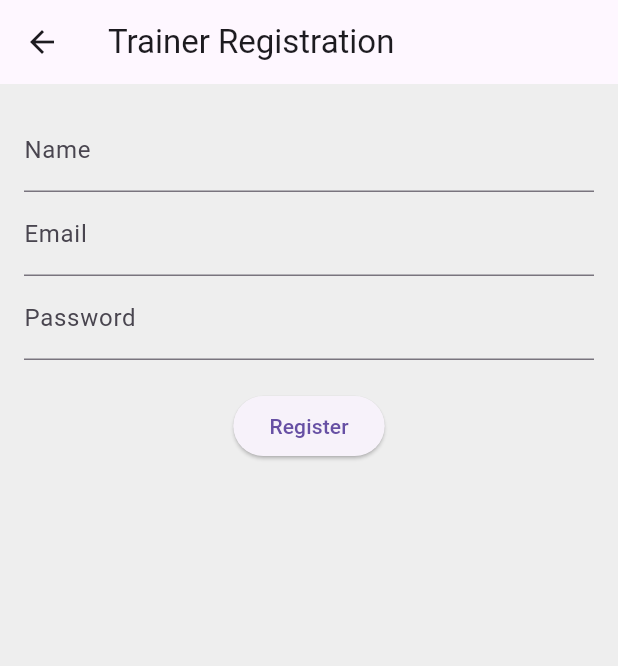
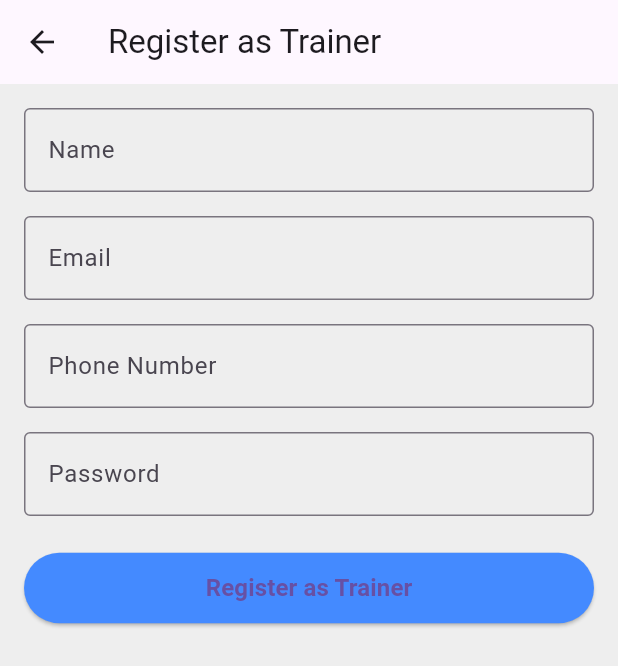
Before and after one commit to shifaaKh28/BodyAndMind, a Flutter app: the TrainerRegisterScreen screen opened directly, on a phone screen of 412 x 824 dp. Shown: the top 666 px of the screen. Run offline on Flutter 3.47's test engine with Material 3 defaults, Android fonts, the phone set to English and light mode, and no system bars; our stand-ins replace cloud_firestore, firebase_auth, firebase_core; accounts and stored records are empty; statements that could not run were skipped.

Commit message:
Update register.dart

```diff
--- a/lib/screens/trainer/register.dart
+++ b/lib/screens/trainer/register.dart
@@ -12,6 +12,7 @@ class _TrainerRegisterScreenState extends State<TrainerRegisterScreen> {
   final _formKey = GlobalKey<FormState>();
   final TextEditingController _nameController = TextEditingController();
   final TextEditingController _emailController = TextEditingController();
+  final TextEditingController _phoneController = TextEditingController(); // Added Phone Controller
   final TextEditingController _passwordController = TextEditingController();
   bool _isLoading = false;
 
@@ -34,6 +35,7 @@ class _TrainerRegisterScreenState extends State<TrainerRegisterScreen> {
       await FirebaseFirestore.instance.collection('trainers').doc(userCredential.user!.uid).set({
         'email': _emailController.text.trim(),
         'name': _nameController.text.trim(),
+        'phone': _phoneController.text.trim(), // Save phone number
         'role': 'trainer',
       });
 
@@ -81,54 +83,106 @@ class _TrainerRegisterScreenState extends State<TrainerRegisterScreen> {
     }
   }
 
-
   @override
   Widget build(BuildContext context) {
     return Scaffold(
       appBar: AppBar(
-        title: Text('Trainer Registration'),
+        title: Text('Register as Trainer'),
       ),
-      body: _isLoading
-          ? Center(child: CircularProgressIndicator())
-          : Padding(
+      body: Padding(
         padding: const EdgeInsets.all(16.0),
         child: Form(
           key: _formKey,
-          child: SingleChildScrollView(
           child: Column(
+            crossAxisAlignment: CrossAxisAlignment.stretch,
             children: [
+              // Name Field
               TextFormField(
                 controller: _nameController,
-                  decoration: InputDecoration(labelText: 'Name'),
+                decoration: InputDecoration(
+                  labelText: 'Name',
+                  border: OutlineInputBorder(),
+                ),
                 validator: (value) {
-                    return value!.isEmpty ? 'Please enter your name' : null;
+                  if (value == null || value.isEmpty) {
+                    return 'Please enter your name';
+                  }
+                  return null;
                 },
               ),
+              SizedBox(height: 16),
+
+              // Email Field
               TextFormField(
                 controller: _emailController,
-                  decoration: InputDecoration(labelText: 'Email'),
-                  keyboardType: TextInputType.emailAddress,
+                decoration: InputDecoration(
+                  labelText: 'Email',
+                  border: OutlineInputBorder(),
+                ),
                 validator: (value) {
-                    return value!.isEmpty ? 'Please enter your email' : null;
+                  if (value == null || value.isEmpty) {
+                    return 'Please enter your email';
+                  }
+                  if (!RegExp(r'\S+@\S+\.\S+').hasMatch(value)) {
+                    return 'Please enter a valid email';
+                  }
+                  return null;
                 },
               ),
+              SizedBox(height: 16),
+
+              // Phone Number Field
+              TextFormField(
+                controller: _phoneController, // Phone Number Field
+                decoration: InputDecoration(
+                  labelText: 'Phone Number',
+                  border: OutlineInputBorder(),
+                ),
+                keyboardType: TextInputType.phone,
+                validator: (value) {
+                  if (value == null || value.isEmpty) {
+                    return 'Please enter your phone number';
+                  }
+                  if (!RegExp(r'^\d{10,15}$').hasMatch(value)) {
+                    return 'Please enter a valid phone number';
+                  }
+                  return null;
+                },
+              ),
+              SizedBox(height: 16),
+
+              // Password Field
               TextFormField(
                 controller: _passwordController,
-                  decoration: InputDecoration(labelText: 'Password'),
+                decoration: InputDecoration(
+                  labelText: 'Password',
+                  border: OutlineInputBorder(),
+                ),
                 obscureText: true,
                 validator: (value) {
-                    return value!.length < 6
-                        ? 'Password must be at least 6 characters'
-                        : null;
+                  if (value == null || value.length < 6) {
+                    return 'Password must be at least 6 characters';
+                  }
+                  return null;
                 },
               ),
-                SizedBox(height: 20),
+              SizedBox(height: 24),
+
+              // Register Button
               ElevatedButton(
-                  onPressed: _registerTrainer,
-                  child: Text('Register'),
+                onPressed: _isLoading ? null : _registerTrainer,
+                style: ElevatedButton.styleFrom(
+                  backgroundColor: Colors.blueAccent,
+                  padding: EdgeInsets.symmetric(vertical: 12),
+                ),
+                child: _isLoading
+                    ? CircularProgressIndicator(color: Colors.white)
+                    : Text(
+                  'Register as Trainer',
+                  style: TextStyle(fontSize: 16, fontWeight: FontWeight.bold),
+                ),
               ),
             ],
-            ),
           ),
         ),
       ),
```
Lines whose indentation alone changed are shown as unchanged.
